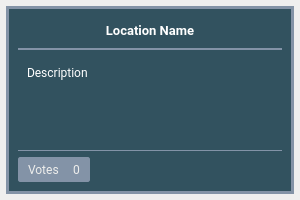
This is src/app/gui/forms/widgetlocation.ui in botorabi/Meet4Eat-Desktop as Qt 5 draws it before an edit. The edited form follows.
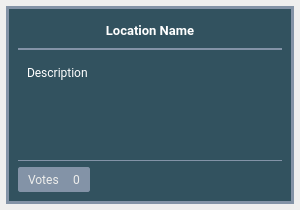
This is the edited form. Icons and pictures are not drawn.

What changed in the file:
```diff
--- a/src/app/gui/forms/widgetlocation.ui
+++ b/src/app/gui/forms/widgetlocation.ui
@@ -7,7 +7,7 @@
     <x>0</x>
     <y>0</y>
     <width>300</width>
-    <height>200</height>
+    <height>210</height>
    </rect>
   </property>
   <property name="windowTitle">
```
